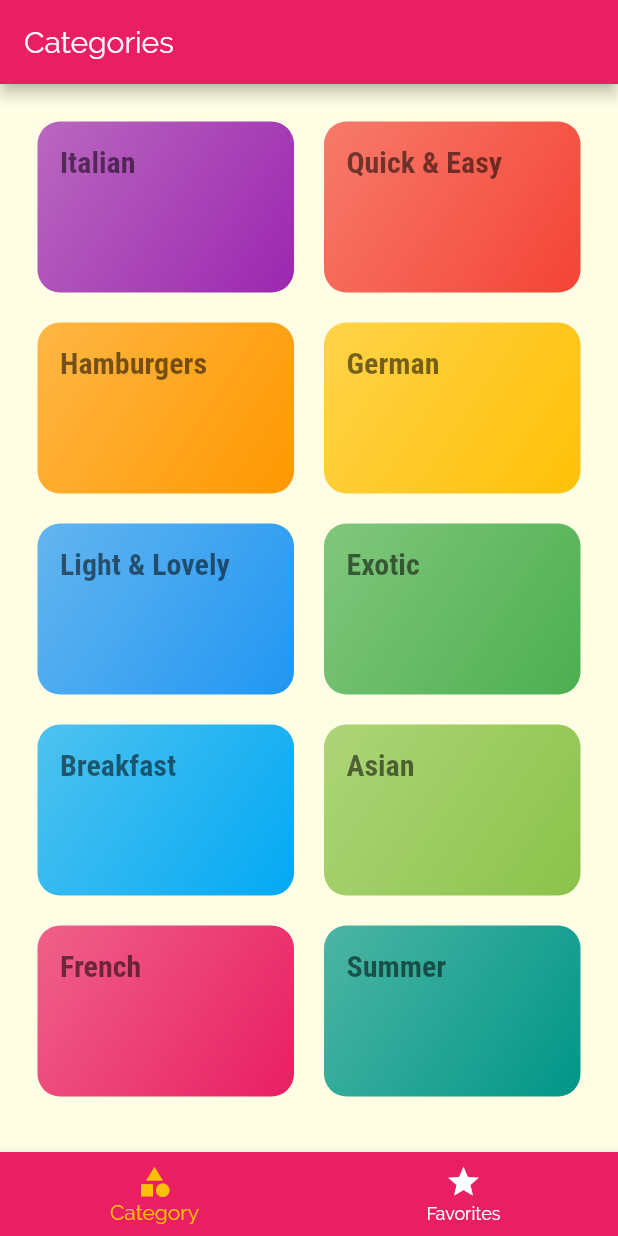
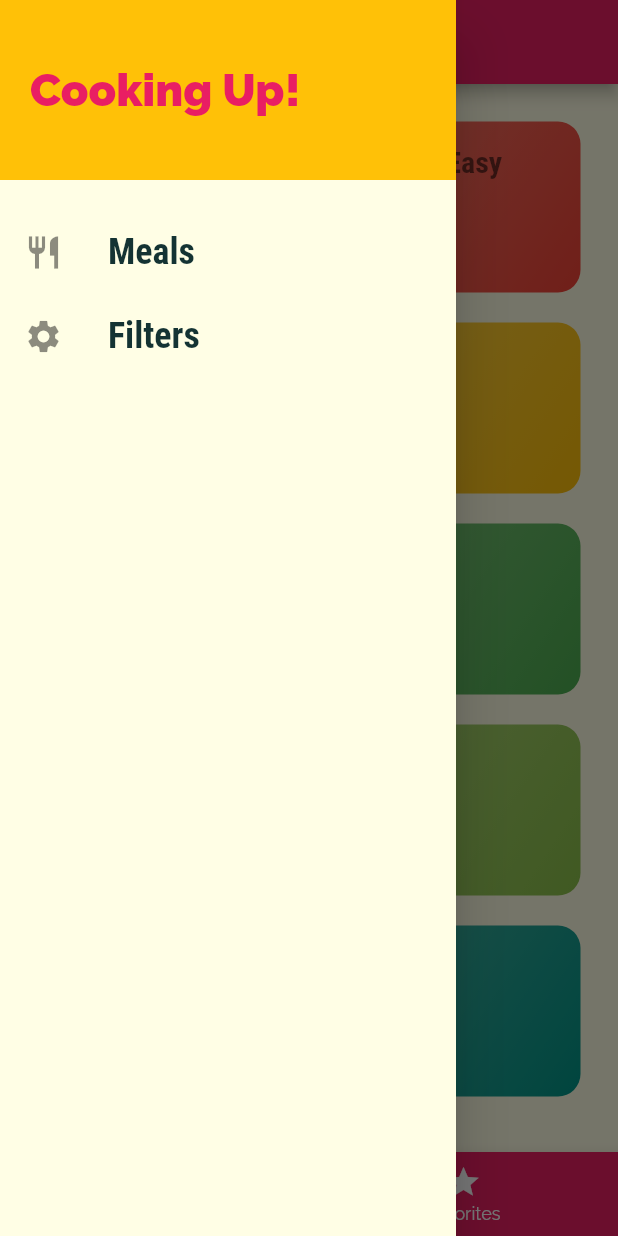
Before and after one commit to okradze/meals-app, a Flutter app: the screen it shows after launch, with the side drawer open (before the commit the screen has no drawer), on a phone screen of 412 x 824 dp. Run offline on Flutter 3.47's test engine with Material 2 defaults, Android fonts, the phone set to English and light mode, and no system bars.

Commit message:
feat: drawer

```diff
--- a/lib/screens/tabs_screen.dart
+++ b/lib/screens/tabs_screen.dart
@@ -1,6 +1,7 @@
 import 'package:flutter/material.dart';
 import 'package:meals_app/screens/categories_screen.dart';
 import 'package:meals_app/screens/favorites_screen.dart';
+import 'package:meals_app/widgets/main_drawer.dart';
 
 class TabsScreen extends StatefulWidget {
   const TabsScreen({Key? key}) : super(key: key);
@@ -26,7 +27,7 @@ class _TabsScreenState extends State<TabsScreen> {
       appBar: AppBar(
         title: Text(tabsLabels[selectedTabIndex]),
       ),
-      // body: tabs[selectedTabIndex]['tab'],
+      drawer: MainDrawer(),
       body: IndexedStack(
         index: selectedTabIndex,
         children: tabs,
--- /dev/null
+++ b/lib/widgets/main_drawer.dart
@@ -0,0 +1,51 @@
+import 'package:flutter/material.dart';
+
+class MainDrawer extends StatelessWidget {
+  const MainDrawer({Key? key}) : super(key: key);
+
+  Widget buildMenuItem(IconData icon, String title) {
+    return ListTile(
+      onTap: () {},
+      leading: Icon(
+        icon,
+        size: 26,
+      ),
+      title: Text(
+        title,
+        style: TextStyle(
+          fontFamily: 'RobotoCondensed',
+          fontSize: 24,
+          fontWeight: FontWeight.bold,
+        ),
+      ),
+    );
+  }
+
+  @override
+  Widget build(BuildContext context) {
+    return Drawer(
+      child: Column(
+        children: [
+          Container(
+            height: 120,
+            width: double.infinity,
+            padding: EdgeInsets.all(20),
+            alignment: Alignment.centerLeft,
+            color: Theme.of(context).accentColor,
+            child: Text(
+              'Cooking Up!',
+              style: TextStyle(
+                fontWeight: FontWeight.w900,
+                fontSize: 30,
+                color: Theme.of(context).primaryColor,
+              ),
+            ),
+          ),
+          SizedBox(height: 20),
+          buildMenuItem(Icons.restaurant, 'Meals'),
+          buildMenuItem(Icons.settings, 'Filters'),
+        ],
+      ),
+    );
+  }
+}
```
